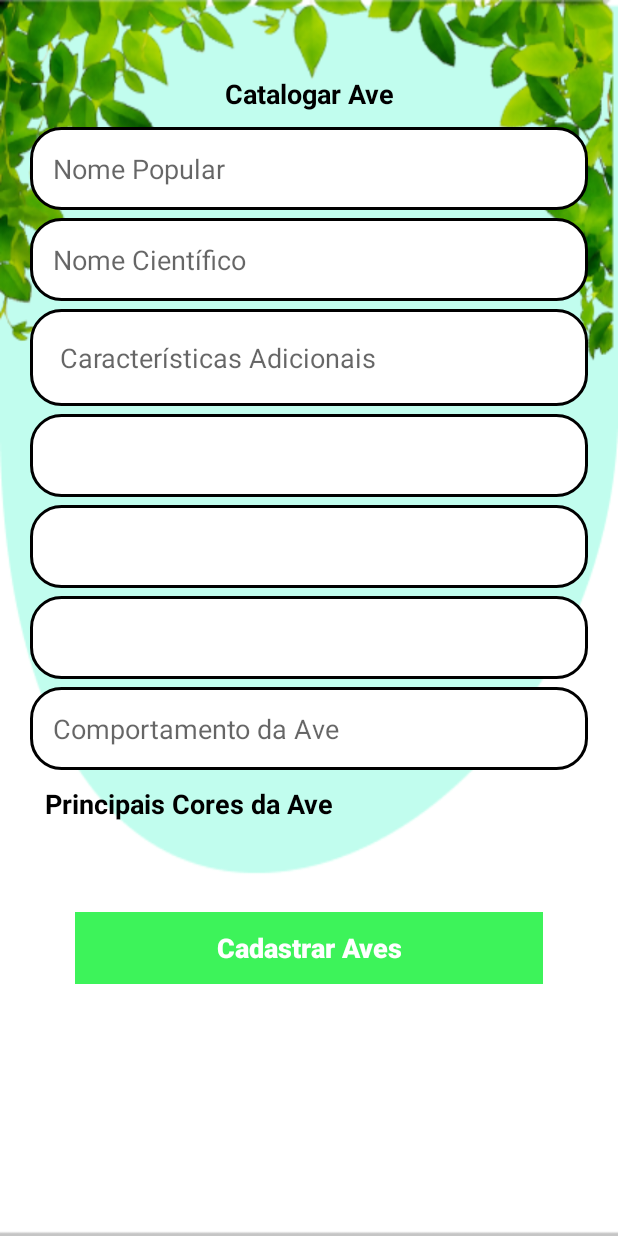
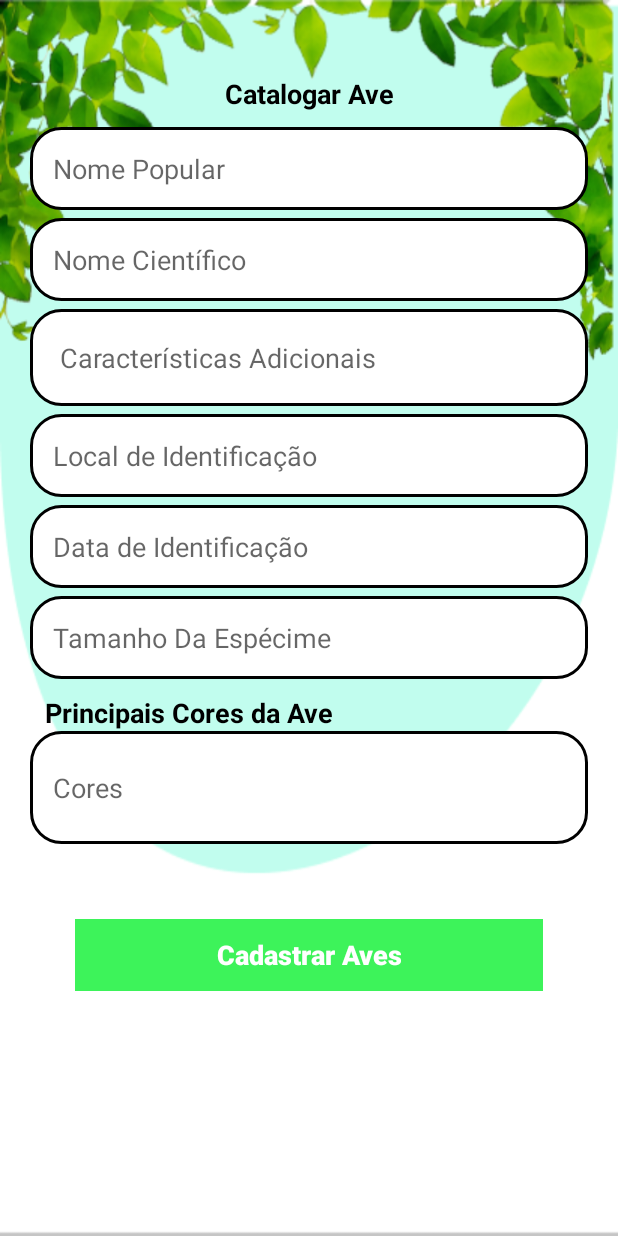
Before and after one commit to lousaneavelar/obervacao-de-aves-app, an Android app: the CatalogarAves screen opened directly, with no data from a screen before it, on a phone screen of 412 x 824 dp. Run offline under Robolectric (Android 15) with nearby library versions, the phone set to English and light mode, and no system bars; our stand-ins replace Firebase (no records; nobody signed in at launch, a user with empty details on screens opened directly).

Commit message:
Telas: AvesCatalogadasExpandida e CatalogarAves
Criação das telas AvesCatalogadasExpandida e CatalogarAves e seus layouts.

```diff
--- a/app/src/main/java/com/example/observacaodeaves/CatalogarAves.java
+++ b/app/src/main/java/com/example/observacaodeaves/CatalogarAves.java
@@ -1,12 +1,43 @@
 package com.example.observacaodeaves;
 
+import androidx.annotation.NonNull;
+import androidx.annotation.Nullable;
 import androidx.appcompat.app.AppCompatActivity;
 
+import android.content.Intent;
 import android.graphics.Color;
 import android.os.Bundle;
 import android.util.Log;
+import android.view.View;
+import android.widget.TextView;
+import android.widget.Button;
+import android.widget.EditText;
+
+import com.google.android.gms.tasks.OnFailureListener;
+import com.google.android.gms.tasks.OnSuccessListener;
+import com.google.android.material.snackbar.Snackbar;
+import com.google.firebase.firestore.DocumentReference;
+import com.google.firebase.firestore.DocumentSnapshot;
+import com.google.firebase.firestore.EventListener;
+import com.google.firebase.firestore.FirebaseFirestore;
+import com.google.firebase.firestore.FirebaseFirestoreException;
+
+import java.util.HashMap;
+import java.util.Map;
 
 public class CatalogarAves extends AppCompatActivity {
+    private TextView txtCatalogarAves;
+    private TextView txtPrincipaisCores;
+    private EditText edtNomePopularAve;
+    private EditText edtNomeCientificoAve;
+    private EditText edtCaracteristicasAdicionais;
+    private EditText edtLocalIdentificacao;
+    private EditText edtDataIdentificacao;
+    private EditText edtTamanhoAves;
+    private EditText edtPrincipaisCores;
+    private Button btnCadastrarAves;
+    String[] mensagens = {"Preencha todos os campos!"};
+    FirebaseFirestore db = FirebaseFirestore.getInstance();
 
     @Override
     protected void onCreate(Bundle savedInstanceState) {
@@ -14,5 +45,71 @@ public class CatalogarAves extends AppCompatActivity {
         setContentView(R.layout.catalogar_aves);
 
         getSupportActionBar().hide();
+        iniciarComponentes();
+
+        btnCadastrarAves.setOnClickListener(new View.OnClickListener() {
+            @Override
+            public void onClick(View v) {
+                String nomePopular = edtNomePopularAve.getText().toString();
+                String nomeCientifico = edtNomeCientificoAve.getText().toString();
+                String caracteristicasAdicionais = edtCaracteristicasAdicionais.getText().toString();
+                String localIdentificacao = edtLocalIdentificacao.getText().toString();
+                String dataIdentificacao = edtDataIdentificacao.getText().toString();
+                String tamanho = edtTamanhoAves.getText().toString();
+                String coresPrincipais = edtPrincipaisCores.getText().toString();
+
+                if(nomePopular.isEmpty() || nomeCientifico.isEmpty() || caracteristicasAdicionais.isEmpty() || localIdentificacao.isEmpty() || dataIdentificacao.isEmpty() || tamanho.isEmpty() || coresPrincipais.isEmpty()){
+                    Snackbar snackbar = Snackbar.make(v, mensagens[0], Snackbar.LENGTH_SHORT);
+                    snackbar.setBackgroundTint(Color.WHITE);
+                    snackbar.setTextColor(Color.BLACK);
+                    snackbar.show();
+                }else{
+                    Map<String, Object> ave = new HashMap<>();
+                    ave.put("nome", edtNomePopularAve);
+                    ave.put("nomeCientifico", edtNomeCientificoAve);
+                    ave.put("local", edtLocalIdentificacao);
+                    ave.put("data", edtDataIdentificacao);
+                    ave.put("tamanho", edtTamanhoAves);
+                    ave.put("coresPrincipais", edtPrincipaisCores);
+
+                    db.collection("aves").document(nomePopular)
+                            .set(ave)
+                            .addOnSuccessListener(new OnSuccessListener<Void>() {
+                                @Override
+                                public void onSuccess(Void aVoid) {
+                                    Snackbar snackbar = Snackbar.make(v, "Cadastro realizado com sucesso!", Snackbar.LENGTH_SHORT);
+                                    snackbar.setBackgroundTint(Color.WHITE);
+                                    snackbar.setTextColor(Color.BLACK);
+                                    snackbar.show();
+                                }
+                            })
+                            .addOnFailureListener(new OnFailureListener() {
+                                @Override
+                                public void onFailure(@NonNull Exception e) {
+                                    Snackbar snackbar = Snackbar.make(v, "Erro ao cadastrar ave!", Snackbar.LENGTH_SHORT);
+                                    snackbar.setBackgroundTint(Color.WHITE);
+                                    snackbar.setTextColor(Color.BLACK);
+                                    snackbar.show();
+                                }
+                            });
+
+                    Intent intent = new Intent(String.valueOf(AvesCatalogadas.class));
+                    startActivity(intent);
+                }
+            }
+        });
+    }
+
+    private void iniciarComponentes(){
+        txtCatalogarAves = findViewById(R.id.txtCatalogarAves);
+        txtPrincipaisCores = findViewById(R.id.txtPrincipaisCores);
+        edtNomePopularAve = findViewById(R.id.edtNomePopularAve);
+        edtNomeCientificoAve = findViewById(R.id.edtNomeCientificoAve);
+        edtCaracteristicasAdicionais = findViewById(R.id.edtCaracteristicasAdicionais);
+        edtLocalIdentificacao = findViewById(R.id.edtLocalIdentificacao);
+        edtDataIdentificacao = findViewById(R.id.edtDataIdentificacao);
+        edtTamanhoAves = findViewById(R.id.edtTamanhoAves);
+        edtPrincipaisCores = findViewById(R.id.edtPrincipaisCores);
+        btnCadastrarAves = findViewById(R.id.btnCadastrarAves);
     }
 }
--- a/app/src/main/res/layout/catalogar_aves.xml
+++ b/app/src/main/res/layout/catalogar_aves.xml
@@ -43,31 +43,26 @@
             android:hint="Características Adicionais"
             android:layout_marginTop="5dp"
             android:text="" />
+
         <EditText
             android:id="@+id/edtLocalIdentificacao"
             style="@style/Edit_Text2"
-            android:hint=""
             android:layout_marginTop="5dp"
+            android:hint="Local de Identificação"
             android:text="" />
+
         <EditText
-            android:id="@+id/edtDiaIdentificacao"
+            android:id="@+id/edtDataIdentificacao"
             style="@style/Edit_Text2"
-            android:hint=""
             android:layout_marginTop="5dp"
+            android:hint="Data de Identificação"
             android:text="" />
 
         <EditText
             android:id="@+id/edtTamanhoAves"
             style="@style/Edit_Text2"
-            android:hint=""
             android:layout_marginTop="5dp"
-            android:text="" />
-
-        <EditText
-            android:id="@+id/edtComportamentoAves"
-            style="@style/Edit_Text2"
-            android:hint="Comportamento da Ave"
-            android:layout_marginTop="5dp"
+            android:hint="Tamanho Da Espécime"
             android:text="" />
 
         <TextView
@@ -81,10 +76,20 @@
             android:layout_marginTop="10dp"
             android:layout_marginLeft="30dp"/>
 
+        <EditText
+            android:id="@+id/edtPrincipaisCores"
+            style="@style/Edit_Text2"
+            android:layout_width="match_parent"
+            android:layout_height="75dp"
+            android:layout_gravity="center"
+            android:ems="10"
+            android:hint="Cores"
+            android:inputType="textPersonName" />
+
         <androidx.appcompat.widget.AppCompatButton
             android:id="@+id/btnCadastrarAves"
             style="@style/Button"
-            android:layout_marginTop="60dp"
+            android:layout_marginTop="50dp"
             android:text="@string/cadastrarAves" />
 
 
```
Also changed, not shown: app/src/main/java/com/example/observacaodeaves/AvesCatalogadasExpandida.java (+46 -0 lines), app/src/main/res/layout/aves_catalogadas_expandida.xml (+32 -7 lines).
